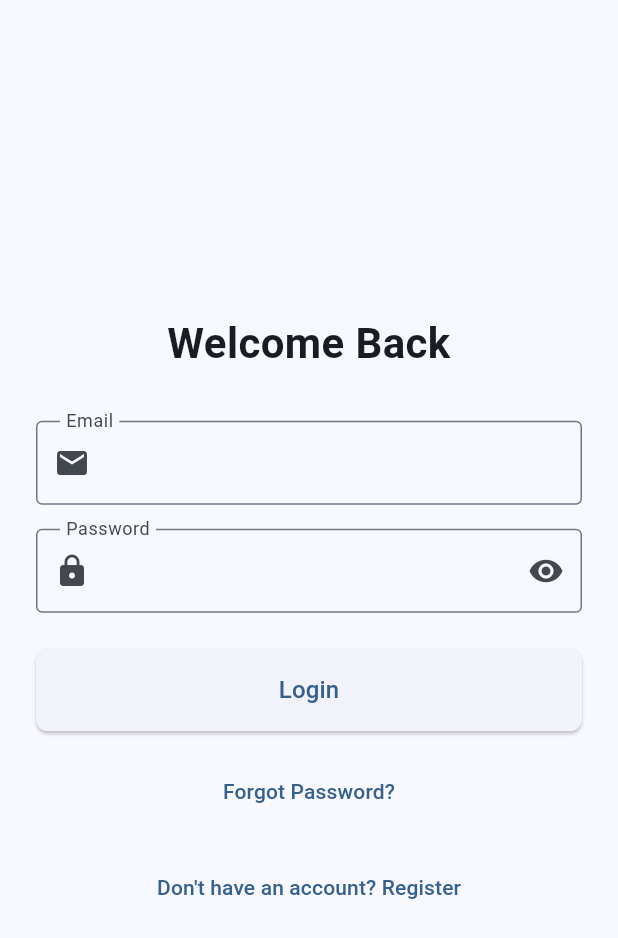
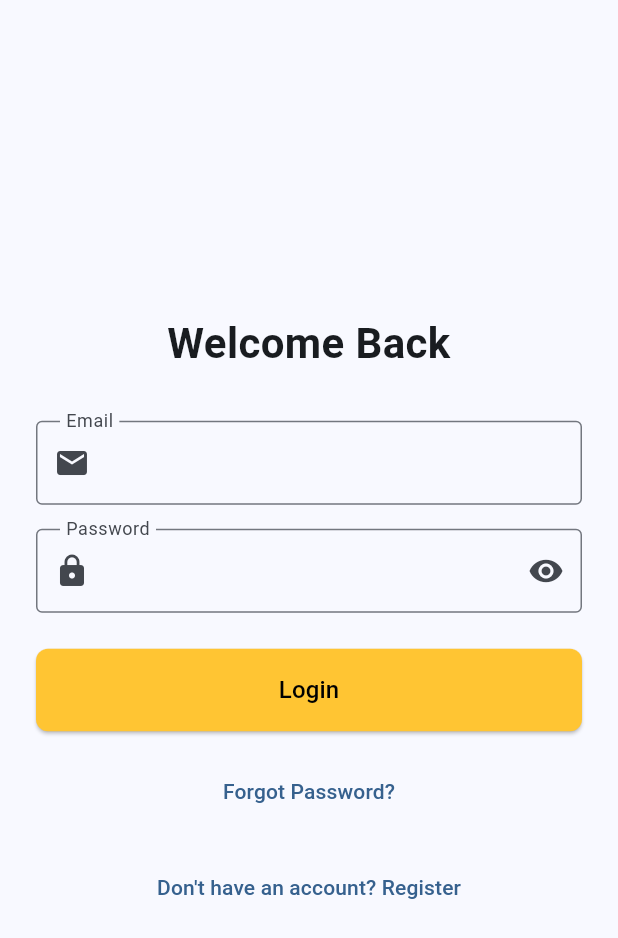
Before and after one commit to HarzaanHussain/cateredtoyou, a Flutter app: the screen it shows after launch, on a phone screen of 412 x 824 dp. Shown: the top 938 px of the screen. Run offline on Flutter 3.47's test engine with Material 3 defaults, Android fonts, the phone set to English and light mode, and no system bars; our stand-ins replace cloud_firestore, firebase_auth, firebase_core, firebase_messaging, flutter_local_notifications, flutter_map and 7 more; accounts and stored records are empty.

Commit message:
Change global button colors- black text, orange button color

```diff
--- a/lib/main.dart
+++ b/lib/main.dart
@@ -144,10 +144,12 @@ class MyApp extends StatelessWidget {
             title: 'CateredToYou', // Set the title of the app
             debugShowCheckedModeBanner: false, // Disable debug banner
             theme: ThemeData(
-              colorScheme: ColorScheme.fromSeed(
-                seedColor: Colors.blue, // Set primary color to blue
-                brightness: Brightness.light, // Set brightness to light mode
-              ),
+                colorScheme: ColorScheme.fromSeed(
+                  seedColor: Colors.blue, // Set primary color to blue
+                  brightness: Brightness.light, // Set brightness to light mode
+                ),
+              primaryColor: const Color(0xFFFBC72B),
+
               useMaterial3: true, // Use Material 3 design
               inputDecorationTheme: InputDecorationTheme(
                 border: OutlineInputBorder(
@@ -161,6 +163,8 @@ class MyApp extends StatelessWidget {
               ),
               elevatedButtonTheme: ElevatedButtonThemeData(
                 style: ElevatedButton.styleFrom(
+                  backgroundColor: Color(0xFFFFC533), //Button BG color to orange
+                  foregroundColor: Colors.black, // Button text color to black
                   minimumSize: const Size.fromHeight(
                       48), // Set minimum height for buttons
                   shape: RoundedRectangleBorder(
```
